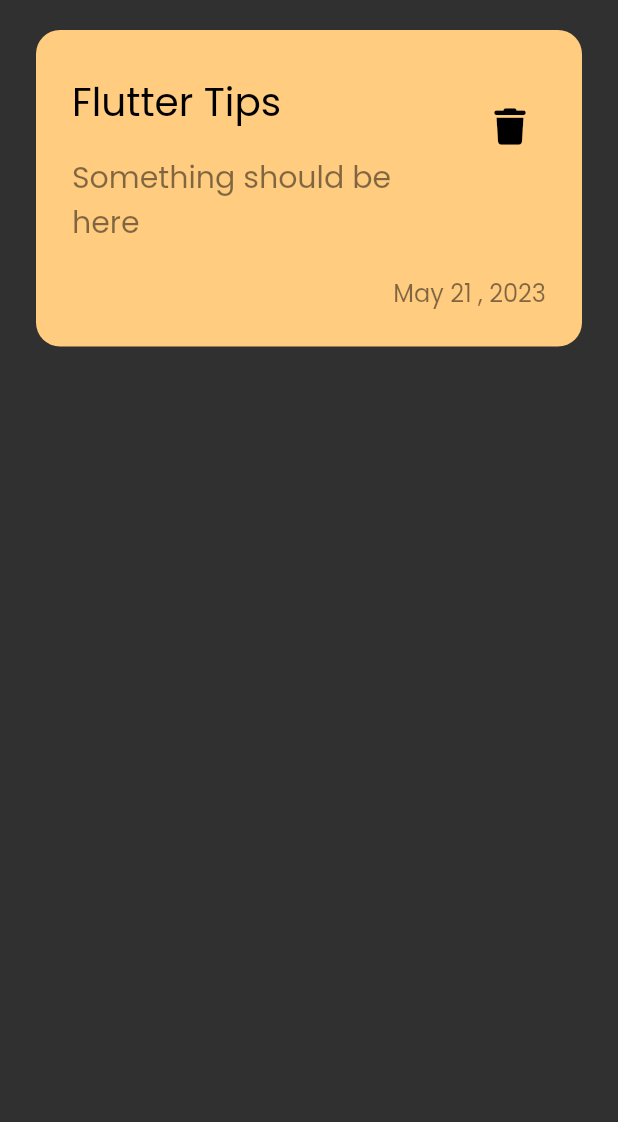
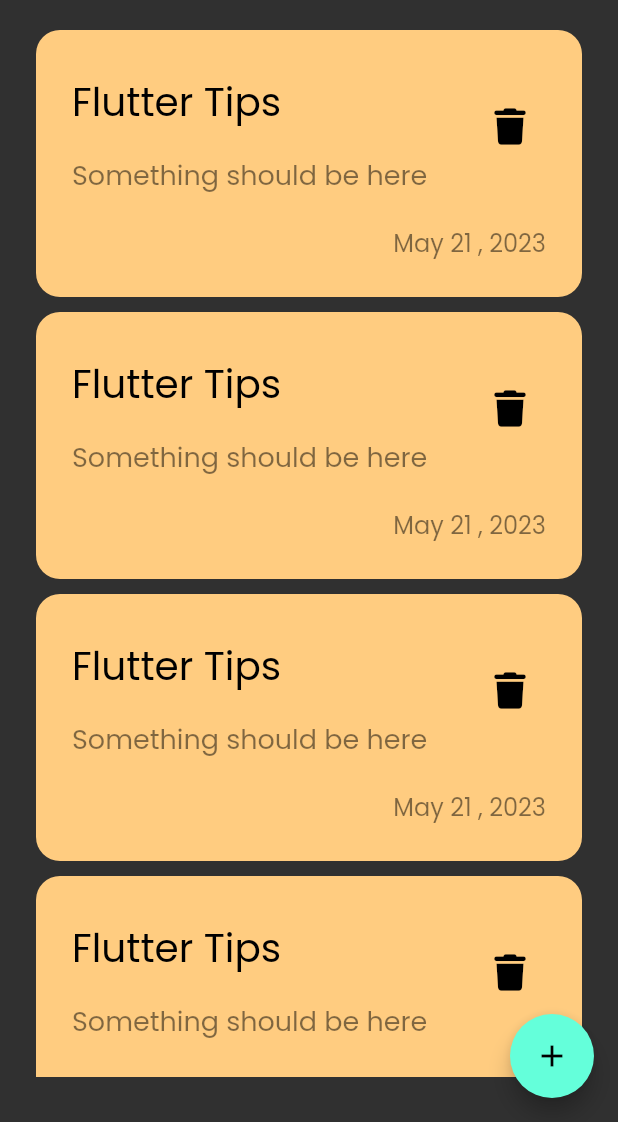
Before and after one commit to Abdullah-3hmed/Notes_App, a Flutter app: the screen it shows after launch, on a phone screen of 412 x 824 dp, the part 114-1236 px from its top. Run offline on Flutter 3.47's test engine with Material 2 defaults, Android fonts, the phone set to English and light mode, and no system bars; our stand-ins replace font_awesome_flutter.

Commit message:
create custom text form field

```diff
--- a/lib/views/notes_view.dart
+++ b/lib/views/notes_view.dart
@@ -1,4 +1,5 @@
 import 'package:flutter/material.dart';
+import 'package:notes_app/views/widgets/add_note_bottom_sheet.dart';
 import 'package:notes_app/views/widgets/notes_view_body.dart';
 
 class NotesView extends StatelessWidget {
@@ -6,8 +7,22 @@ class NotesView extends StatelessWidget {
 
   @override
   Widget build(BuildContext context) {
-    return const Scaffold(
-      body: NotesViewBody(),
+    return Scaffold(
+      body: const NotesViewBody(),
+      floatingActionButton: FloatingActionButton(
+        onPressed: () {
+          showModalBottomSheet(
+            shape: RoundedRectangleBorder(
+              borderRadius: BorderRadius.circular(16.0),
+            ),
+            context: context,
+            builder: (context) {
+              return const AddNoteBottomSheet();
+            },
+          );
+        },
+        child: const Icon(Icons.add),
+      ),
     );
   }
 }
--- a/lib/views/widgets/custom_note_item.dart
+++ b/lib/views/widgets/custom_note_item.dart
@@ -30,7 +30,7 @@ class NoteItem extends StatelessWidget {
                 'Something should be here',
                 style: TextStyle(
                   color: Colors.black.withOpacity(.5),
-                  fontSize: 20.0,
+                  fontSize: 18.0,
                 ),
               ),
             ),
--- /dev/null
+++ b/lib/views/widgets/notes_list_view.dart
@@ -0,0 +1,19 @@
+import 'package:flutter/material.dart';
+import 'package:notes_app/views/widgets/custom_note_item.dart';
+
+class NotesListView extends StatelessWidget {
+  const NotesListView({super.key});
+
+  @override
+  Widget build(BuildContext context) {
+    return Expanded(
+      child: ListView.separated(
+        itemBuilder: (context, index) => const NoteItem(),
+        separatorBuilder: (context, index) => const SizedBox(
+          height: 10.0,
+        ),
+        itemCount: 10,
+      ),
+    );
+  }
+}
--- a/lib/views/widgets/notes_view_body.dart
+++ b/lib/views/widgets/notes_view_body.dart
@@ -1,6 +1,6 @@
 import 'package:flutter/material.dart';
 import 'package:notes_app/views/widgets/custom_app_bar.dart';
-import 'package:notes_app/views/widgets/custom_note_item.dart';
+import 'package:notes_app/views/widgets/notes_list_view.dart';
 
 class NotesViewBody extends StatelessWidget {
   const NotesViewBody({super.key});
@@ -18,7 +18,7 @@ class NotesViewBody extends StatelessWidget {
           SizedBox(
             height: 20.0,
           ),
-          NoteItem(),
+          NotesListView(),
         ],
       ),
     );
```
Also changed, not shown: lib/views/widgets/add_note_bottom_sheet.dart (added, +21 -0 lines), lib/views/widgets/custom_text_form_field.dart (added, +30 -0 lines).
